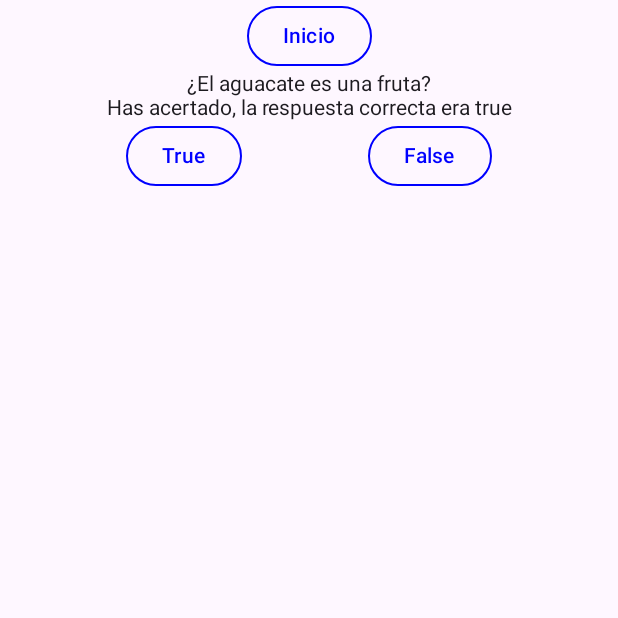
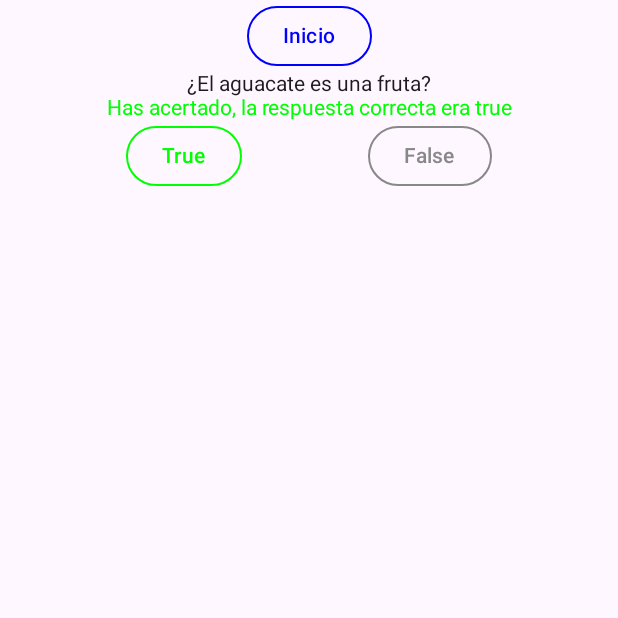
Before and after one commit to alu0101140469/Pract2-PGL-DanielPalenzuela-2DAMB, an Android app built with Jetpack Compose: the composable MostrarPregunta called with empty values, after a tap on "True", on a phone screen of 412 x 824 dp, the top half of it. Run offline under Robolectric (Android 15) with nearby library versions, the phone set to English and light mode, and no system bars.

Commit message:
practica 2

```diff
--- a/app/src/main/java/com/example/ejemplonavegacioncompose/ui/Cuest.kt
+++ b/app/src/main/java/com/example/ejemplonavegacioncompose/ui/Cuest.kt
@@ -19,6 +19,7 @@ import androidx.navigation.NavHostController
 import com.example.ejemplonavegacioncompose.ui.metodos.MetodosCuest
 import com.example.ejemplonavegacioncompose.ui.metodos.MetodosCuest.Companion.BotonesNavegacion
 import com.example.ejemplonavegacioncompose.ui.metodos.MetodosCuest.Companion.ButtonConFuncion
+import com.example.ejemplonavegacioncompose.ui.metodos.MetodosCuest.Companion.getTextoSolucion
 import com.example.ejemplonavegacioncompose.ui.objetos.Preguntas
 import com.example.ejemplonavegacioncompose.ui.objetos.Respuestas
 import com.example.ejemplonavegacioncompose.ui.rutas.Rutas
@@ -50,6 +51,14 @@ fun MostrarPregunta(navController: NavHostController?) {
         }
     }
 
+    var colorBotonFalse by remember {
+        mutableStateOf(Color.Gray)
+    }
+
+    var colorBotonTrue by remember {
+        mutableStateOf(Color.Gray)
+    }
+
     Column(verticalArrangement = Arrangement.SpaceBetween,
             horizontalAlignment = Alignment.CenterHorizontally,
             modifier = Modifier.fillMaxSize()) {
@@ -62,7 +71,11 @@ fun MostrarPregunta(navController: NavHostController?) {
 
         //Image(painter = painterResource(id = R.drawable.), contentDescription = "")
 
-        Text(text = textoSolucion)
+        //Text(text = textoSolucion)
+        Text(
+            text = textoSolucion,
+            color = if (colorBotonTrue == Color.Green) colorBotonTrue else colorBotonFalse
+        )
 
         Column {
             Row(modifier = Modifier.fillMaxSize(),
@@ -70,15 +83,15 @@ fun MostrarPregunta(navController: NavHostController?) {
 
                 ButtonConFuncion(texto = "True", func = {
                     textoSolucion = MetodosCuest.getTextoSolucion(Preguntas.listaPreguntas[indicePreg].solucion, true)
+                    colorBotonTrue = MetodosCuest.getColorSolucion(Preguntas.listaPreguntas[indicePreg].solucion, true)
                     Respuestas.Respuestas[indicePreg] = -1
-
-                })
+                }, colorFondo = colorBotonTrue, colorTexto = colorBotonTrue)
 
                 ButtonConFuncion(texto = "False", func = {
                     textoSolucion = MetodosCuest.getTextoSolucion(Preguntas.listaPreguntas[indicePreg].solucion, false)
+                    colorBotonFalse = MetodosCuest.getColorSolucion(Preguntas.listaPreguntas[indicePreg].solucion, false)
                     Respuestas.Respuestas[indicePreg] = -1
-
-                })
+                }, colorFondo = colorBotonFalse, colorTexto = colorBotonFalse)
             }
 
             BotonesNavegacion(funAnterior = {
--- a/app/src/main/java/com/example/ejemplonavegacioncompose/ui/metodos/MetodosCuest.kt
+++ b/app/src/main/java/com/example/ejemplonavegacioncompose/ui/metodos/MetodosCuest.kt
@@ -28,6 +28,14 @@ class MetodosCuest {
                 "Has acertado, la respuesta correcta era ${Solucion.toString()}"
             } else {
                 "Lo siento! Has elegido ${opcionSeleccionada.toString()}, pero la respuesta correcta era ${Solucion.toString()}"
+            }
+        }
+
+        fun getColorSolucion(Solucion: Boolean, opcionSeleccionada: Boolean): Color {
+            return if (Solucion == opcionSeleccionada) {
+                Color.Green
+            } else {
+                Color.Red
             }
         }
 
```
